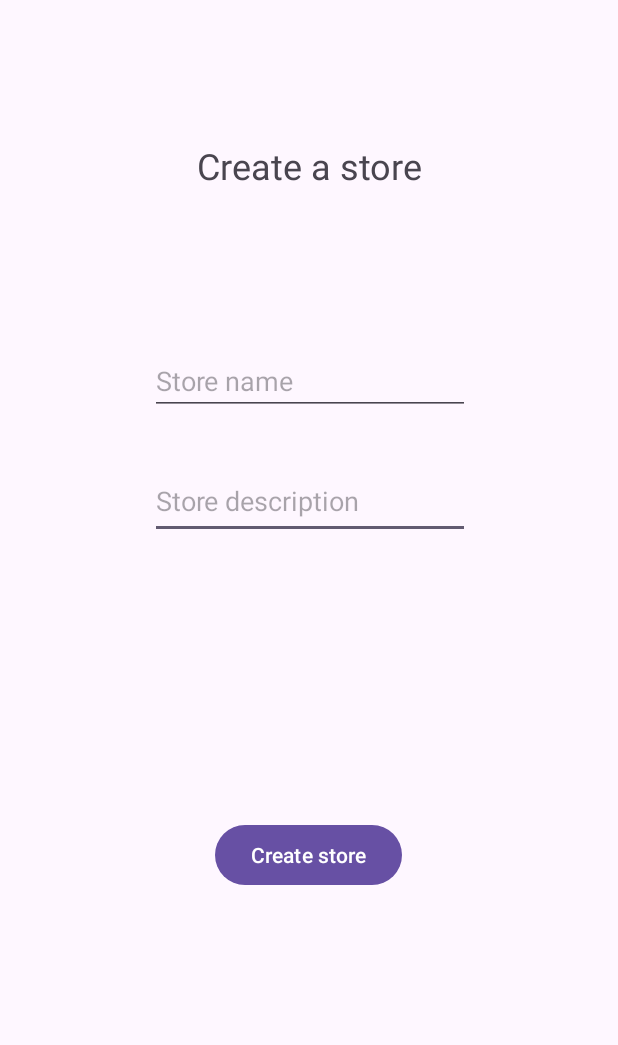
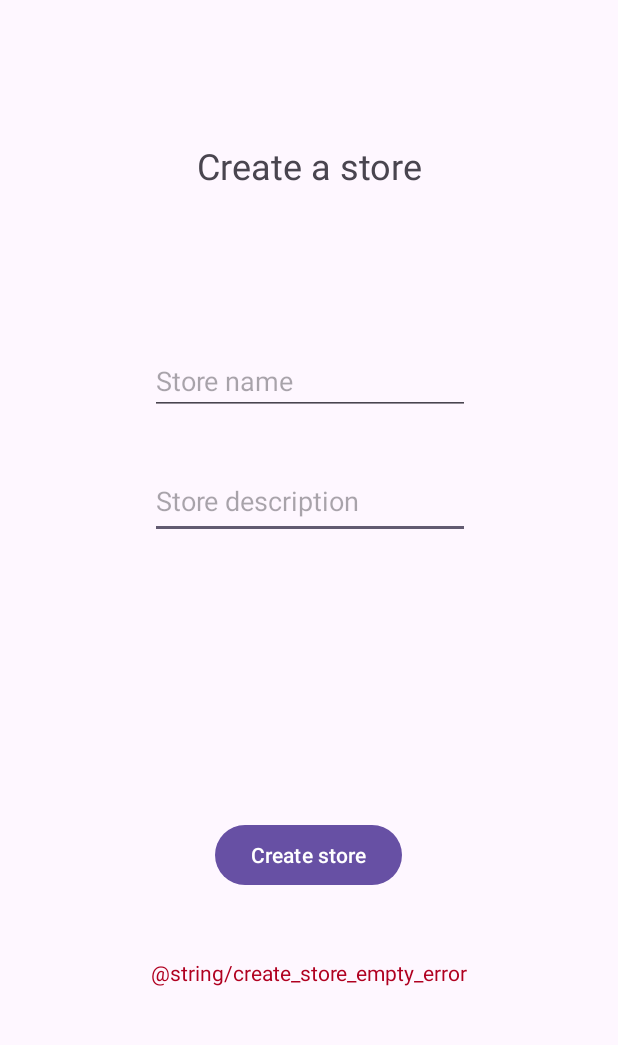
Before and after one commit to michaelz04/Mall-App, an Android app: the CreateStoreActivity screen opened directly, with no data from a screen before it, after a tap on "Create store", on a phone screen of 412 x 824 dp, the part 105-1150 px from its top. Run offline under Robolectric (Android 15) with nearby library versions, the light colour scheme and no system bars; our stand-ins replace Firebase (no records; nobody signed in at launch, a user with empty details on screens opened directly).

Commit message:
Added functionality to update database and added error text

```diff
--- a/app/src/main/java/com/example/b07_final_project/CreateStoreActivity.java
+++ b/app/src/main/java/com/example/b07_final_project/CreateStoreActivity.java
@@ -5,12 +5,22 @@ import androidx.appcompat.app.AppCompatActivity;
 import android.os.Bundle;
 import android.view.View;
 import android.widget.EditText;
+import android.widget.TextView;
 
+import com.google.firebase.database.DataSnapshot;
 import com.google.firebase.database.DatabaseReference;
 import com.google.firebase.database.FirebaseDatabase;
 
+import java.util.ArrayList;
+import java.util.List;
+
 public class CreateStoreActivity extends AppCompatActivity {
     DatabaseReference db;
+    DatabaseReference ownerRef;
+    DatabaseReference storesRef;
+
+    String username = CurrentUserData.getInstance().getId();
+
     @Override
     protected void onCreate(Bundle savedInstanceState) {
         super.onCreate(savedInstanceState);
@@ -18,8 +28,13 @@ public class CreateStoreActivity extends AppCompatActivity {
         db = FirebaseDatabase.getInstance("https://test-54768-default-rtdb.firebaseio.com/").getReference();
     }
 
+    private void showError(String errorText) {
+        // Replace the error text to display its message
+        ((TextView) findViewById(R.id.createStoreError)).setText(errorText);
+    }
+
     public void onClickCreateStore(View view) {
-        // When the Create store button is clicked...
+        // When the 'Create store' button is clicked...
 
         // Get user's input
         String storeName = ((EditText) findViewById(R.id.editTextStoreName))
@@ -29,6 +44,45 @@ public class CreateStoreActivity extends AppCompatActivity {
                 .getText()
                 .toString();
 
-        // TODO: Add the store to DB
+        // DB references for owner and stores
+        ownerRef = db.child("Owners").child(username);
+        storesRef = db.child("Stores");
+
+        // Check store among other stores and check if it's valid
+        // If it is, add it to the DB
+        storesRef.get().addOnCompleteListener(task -> {
+            if (!task.isSuccessful()) {
+                // Error fetching data
+                showError("@string/create_store_data_error");
+                return;
+            }
+
+            // Get list of stores from DB
+            List<String> stores = new ArrayList<>();
+            for (DataSnapshot child : task.getResult().getChildren()) {
+                stores.add(child.getKey());
+            }
+            if (stores.contains(storeName)) {
+                // Store already exists
+                showError("@string/create_store_exists_error");
+                return;
+            }
+
+            // Check if store name is empty
+            if (storeName.equals("")) {
+                // Show the error
+                showError("@string/create_store_empty_error");
+                return;
+            }
+
+            // Add store to DB
+            DatabaseReference newStoreRef = storesRef.child(storeName);
+            newStoreRef.child("description").setValue(storeDescription);
+            // Add store key to owner
+            ownerRef.child("storeKey").child(storeName);
+
+            // TODO: Switch to the store owner's store page activity
+            showError("Success");
+        });
     }
 }
--- a/app/src/main/res/layout/activity_create_store.xml
+++ b/app/src/main/res/layout/activity_create_store.xml
@@ -32,6 +32,22 @@
         app:layout_constraintEnd_toEndOf="parent"
         app:layout_constraintStart_toStartOf="parent"
         app:layout_constraintTop_toTopOf="parent" />
+
+    <TextView
+        android:id="@+id/createStoreError"
+        android:layout_width="wrap_content"
+        android:layout_height="wrap_content"
+        android:layout_marginStart="97dp"
+        android:layout_marginTop="15dp"
+        android:layout_marginEnd="97dp"
+        android:layout_marginBottom="67dp"
+        android:textColor="@color/design_default_color_error"
+        android:textSize="14sp"
+        android:visibility="visible"
+        app:layout_constraintBottom_toBottomOf="parent"
+        app:layout_constraintEnd_toEndOf="parent"
+        app:layout_constraintStart_toStartOf="parent"
+        app:layout_constraintTop_toBottomOf="@+id/button2" />
 
     <EditText
         android:id="@+id/editTextStoreDescription"
--- a/app/src/main/res/values/strings.xml
+++ b/app/src/main/res/values/strings.xml
@@ -22,6 +22,9 @@
     <string name="store_name_placeholder">Store name</string>
     <string name="store_description_placeholder">Store description</string>
     <string name="create_store_button">Create store</string>
+    <string name="create_store_exists_error">Store already exists</string>
+    <string name="create_store_empty_error">Store name cannot be empty</string>
+    <string name="create_store_data_error">Error fetching data</string>
 
     <string name="lorem_ipsum">
         Lorem ipsum dolor sit amet, consectetur adipiscing elit. Nam in scelerisque sem. Mauris
```
